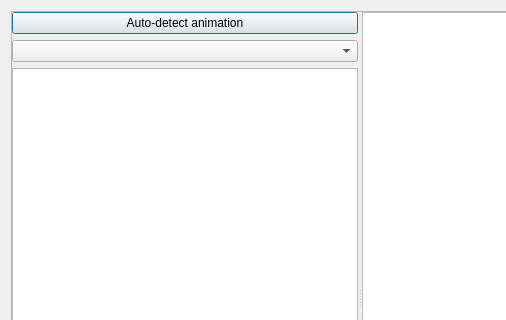
This is SpriteSheetPacker/AnimationPreviewDialog.ui in amakaseev/sprite-sheet-packer as Qt 5 draws it before an edit; both pictures show x 0 to 506 and y 0 to 320 of the 719 by 687 pixel window. The edited form follows.
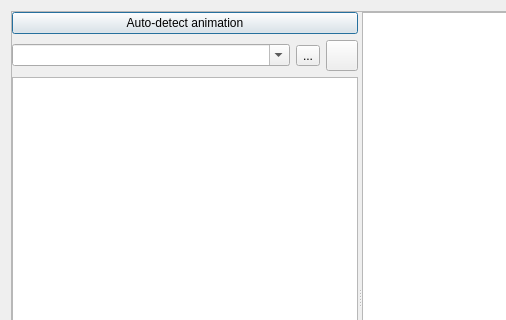
This is the edited form. Icons and pictures are not drawn. Custom widgets are drawn as their Qt base class.

Commit message: added drag&drop frames and play current animation

What changed in the file:
```diff
--- a/SpriteSheetPacker/AnimationPreviewDialog.ui
+++ b/SpriteSheetPacker/AnimationPreviewDialog.ui
@@ -39,10 +39,68 @@
         </widget>
        </item>
        <item>
-        <widget class="QComboBox" name="comboBox"/>
+        <layout class="QHBoxLayout" name="horizontalLayout_2">
+         <item>
+          <widget class="QComboBox" name="comboBox">
+           <property name="editable">
+            <bool>true</bool>
+           </property>
+          </widget>
+         </item>
+         <item>
+          <widget class="QToolButton" name="addAnimationToolButton">
+           <property name="text">
+            <string>...</string>
+           </property>
+           <property name="icon">
+            <iconset resource="resources.qrc">
+             <normaloff>:/res/icon-plus.png</normaloff>:/res/icon-plus.png</iconset>
+           </property>
+           <property name="iconSize">
+            <size>
+             <width>24</width>
+             <height>24</height>
+            </size>
+           </property>
+          </widget>
+         </item>
+         <item>
+          <widget class="QToolButton" name="removeAnimationToolButton">
+           <property name="text">
+            <string/>
+           </property>
+           <property name="icon">
+            <iconset resource="resources.qrc">
+             <normaloff>:/res/icon-minus.png</normaloff>:/res/icon-minus.png</iconset>
+           </property>
+           <property name="iconSize">
+            <size>
+             <width>24</width>
+             <height>24</height>
+            </size>
+           </property>
+          </widget>
+         </item>
+        </layout>
        </item>
        <item>
-        <widget class="QTreeView" name="spritesTreeView"/>
+        <widget class="QListWidget" name="framesListWidget">
+         <property name="dragDropMode">
+          <enum>QAbstractItemView::DragDrop</enum>
+         </property>
+         <property name="defaultDropAction">
+          <enum>Qt::MoveAction</enum>
+         </property>
+         <property name="selectionMode">
+          <enum>QAbstractItemView::ExtendedSelection</enum>
+         </property>
+         <property name="iconSize">
+          <size>
+           <width>32</width>
+           <height>32</height>
+          </size>
+         </property>
+        </widget>
        </item>
       </layout>
      </widget>
```
The commit also changes 6 other files.
